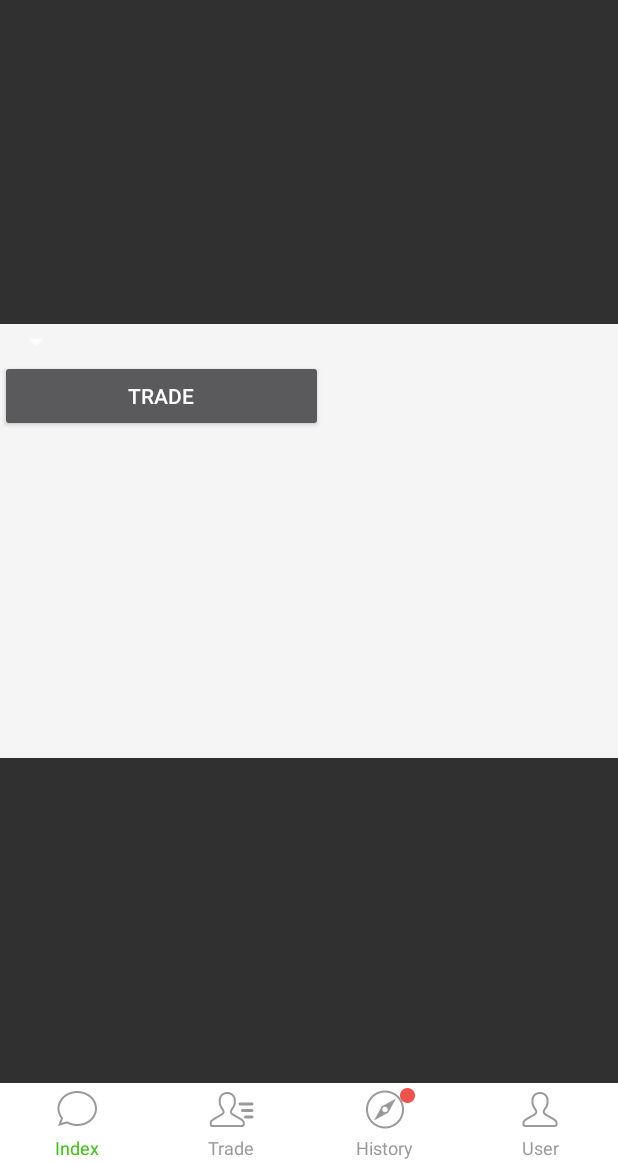
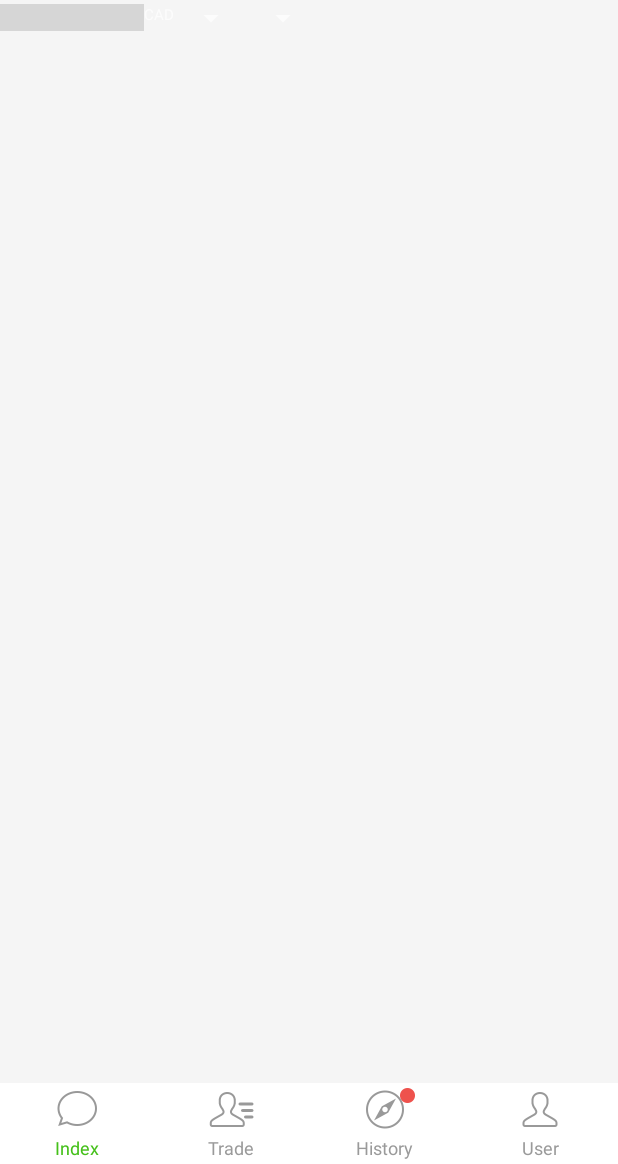
Before and after one commit to chesterbot01/FreeX, an Android app: the fragment FragTrade placed in its activity, on a phone screen of 412 x 824 dp, the part 72-1236 px from its top. Run offline under Robolectric (Android 15) with nearby library versions, the phone set to English and light mode, and no system bars; grey boxes are pictures that could not be loaded.

Commit message:
spinner with image is added

```diff
--- a/app/src/main/AndroidManifest.xml
+++ b/app/src/main/AndroidManifest.xml
@@ -1,7 +1,8 @@
 <?xml version="1.0" encoding="utf-8"?>
 <manifest xmlns:android="http://schemas.android.com/apk/res/android"
 package="io.github.chesterboy01.freex">
-
+    <uses-permission android:name="android.permission.INTERNET" />
+    <uses-permission android:name="android.permission.ACCESS_NETWORK_STATE" />
 <application
     android:allowBackup="true"
     android:icon="@mipmap/ic_launcher"
@@ -36,6 +37,5 @@ package="io.github.chesterboy01.freex">
         android:value="@integer/google_play_services_version" />
 
 </application>
-    <uses-permission android:name="android.permission.INTERNET" />
-    <uses-permission android:name="android.permission.ACCESS_NETWORK_STATE" />
+
 </manifest>
--- /dev/null
+++ b/app/src/main/java/io/github/chesterboy01/freex/Adapter/CustomSpinnerAdapter.java
@@ -0,0 +1,45 @@
+package io.github.chesterboy01.freex.Adapter;
+
+import android.content.Context;
+import android.view.LayoutInflater;
+import android.view.ViewGroup;
+import android.widget.ImageView;
+import android.widget.SimpleAdapter;
+import android.widget.TextView;
+import android.view.View;
+
+import java.util.List;
+import java.util.Map;
+
+import io.github.chesterboy01.freex.R;
+
+/**
+ * Created by Administrator on 11/6/2016.
+ */
+
+public class CustomSpinnerAdapter extends SimpleAdapter {
+
+    LayoutInflater mInflater;
+    private List<? extends Map<String, ?>> dataRecieved;
+
+    public CustomSpinnerAdapter(Context context, List<? extends Map<String, ?>> data,
+                                int resource, String[] from, int[] to) {
+        super(context, data, resource, from, to);
+        dataRecieved =data;
+        mInflater= LayoutInflater.from(context);
+    }
+
+    @SuppressWarnings("unchecked")
+    public View getView(int position, View convertView, ViewGroup parent) {
+        if (convertView == null) {
+            convertView = mInflater.inflate(R.layout.row,
+                    null);
+        }
+        //  HashMap<String, Object> data = (HashMap<String, Object>) getItem(position);
+        ((TextView) convertView.findViewById(R.id.weekofday))
+                .setText((String) dataRecieved.get(position).get("Name"));
+        ((ImageView) convertView.findViewById(R.id.spinner_icon))
+                .setBackgroundResource((Integer) dataRecieved.get(position).get("Icon"));
+        return convertView;
+    }
+}
--- a/app/src/main/java/io/github/chesterboy01/freex/Fragment/FragHistory.java
+++ b/app/src/main/java/io/github/chesterboy01/freex/Fragment/FragHistory.java
@@ -21,7 +21,7 @@ public class FragHistory extends Fragment {
 //部署ultra-pull 下拉刷新
 
     private OnFragmentInteractionListener mListener;
-
+    View v;
     @Override
     public void onCreate(Bundle savedInstanceState) {
         super.onCreate(savedInstanceState);
@@ -31,7 +31,12 @@ public class FragHistory extends Fragment {
     @Override
     public View onCreateView(LayoutInflater inflater, ViewGroup container,
                              Bundle savedInstanceState) {
-        View v = inflater.inflate(R.layout.frag_history,container,false);
+
+
+
+
+        if(v == null){
+            v = inflater.inflate(R.layout.frag_history,container,false);
             ListView list = (ListView) v.findViewById(R.id.lvContact);
             ArrayList<HashMap<String, Object>> mylist = new ArrayList<HashMap<String, Object>>();
             for(int i=0;i<30;i++)
@@ -58,6 +63,13 @@ public class FragHistory extends Fragment {
                     new int[] {R.id.intype,R.id.inamount, R.id.outtype, R.id.outamount, R.id.rate});
             //添加并且显示
             list.setAdapter(mSchedule);
+        }
+        else{
+            ViewGroup parent = (ViewGroup) v.getParent();
+            if (parent != null) {
+                parent.removeView(v);
+            }
+        }
         return v;
     }
 
--- a/app/src/main/java/io/github/chesterboy01/freex/Fragment/FragTrade.java
+++ b/app/src/main/java/io/github/chesterboy01/freex/Fragment/FragTrade.java
@@ -7,9 +7,15 @@ import android.os.Bundle;
 import android.view.LayoutInflater;
 import android.view.View;
 import android.view.ViewGroup;
-import android.widget.ArrayAdapter;
+import android.widget.ImageView;
 import android.widget.Spinner;
 
+import java.util.ArrayList;
+import java.util.HashMap;
+import java.util.List;
+import java.util.Map;
+
+import io.github.chesterboy01.freex.Adapter.CustomSpinnerAdapter;
 import io.github.chesterboy01.freex.R;
 
 
@@ -17,7 +23,25 @@ public class FragTrade extends Fragment {
 
 //自动要disable一个已选的币种
 
+    private static Integer[] imageIconDatabase =
+            {R.drawable.cadsymbol, R.drawable.rmbsymbol, R.drawable.usdsymbol};
 
+    private String[] imageNameDatabase = {"CAD", "RMB", "USD"};
+
+    List<Map<String, Object>> spinnerList = new ArrayList<>();
+    private void initializeImageList() {
+        // TODO Auto-generated method stub
+        for (int i = 0; i < imageNameDatabase.length; i++) {
+            Map<String, Object>  map = new HashMap<String, Object>();
+
+            map.put("Name", imageNameDatabase[i]);
+            map.put("Icon", imageIconDatabase[i]);
+            spinnerList.add(map);
+        }
+        ImageView imageView = new ImageView(getContext());
+        imageView.setBackgroundResource((Integer) spinnerList.get(0).get("Icon"));
+        spinnerList.get(0).get("Name");
+    }
 
     @Override
     public void onCreate(Bundle savedInstanceState) {
@@ -28,10 +52,14 @@ public class FragTrade extends Fragment {
     public View onCreateView(LayoutInflater inflater, ViewGroup container,
                              Bundle savedInstanceState) {
         View v = inflater.inflate(R.layout.frag_trade,container,false);
-        Spinner mySpinner = (Spinner) v.findViewById(R.id.spinner_intype);
-        ArrayAdapter<String> adapter = new ArrayAdapter<String>(this,
-                R.layout.row, R.id.weekofday, YourArrayHere);
-        mySpinner.setAdapter(adapter);
+        initializeImageList();
+        Spinner spin = (Spinner) v.findViewById(R.id.spinner_intype);
+        CustomSpinnerAdapter adapter = new CustomSpinnerAdapter(getContext(),
+                spinnerList, R.layout.row, new String[] { "Name",
+                "Icon" }, new int[] { R.id.weekofday,
+                R.id.spinner_icon });
+        spin.setAdapter(adapter);
+        //选完第一个后，enable第二个spinner，最好有textview显示选了哪个币种
         return v;
 
     }
--- a/app/src/main/res/layout/frag_trade.xml
+++ b/app/src/main/res/layout/frag_trade.xml
@@ -12,15 +12,26 @@
         <LinearLayout
             android:layout_gravity="center"
             android:layout_width="fill_parent"
-            android:layout_height="289dp"
+            android:layout_height="fill_parent"
             android:orientation="vertical"
             android:background="@color/windows_color">
-            <Spinner
-                android:id="@+id/spinner_intype"
-                android:layout_width="wrap_content"
-                android:layout_height="wrap_content"
-                />
-
+                <LinearLayout
+                    android:layout_gravity="center"
+                   android:layout_width="fill_parent"
+                   android:layout_height="fill_parent"
+                   android:orientation="horizontal"
+                   android:background="@color/windows_color">
+                    <Spinner
+                        android:id="@+id/spinner_intype"
+                        android:layout_width="wrap_content"
+                        android:layout_height="wrap_content"
+                    />
+                    <Spinner
+                         android:id="@+id/spinner_outtype"
+                         android:layout_width="wrap_content"
+                         android:layout_height="wrap_content"
+                    />
+            </LinearLayout>
             <Button
                 android:text="Trade"
                 android:layout_width="215dp"
--- a/app/src/main/res/layout/row.xml
+++ b/app/src/main/res/layout/row.xml
@@ -1,15 +1,16 @@
 <?xml version="1.0" encoding="utf-8"?>
 <LinearLayout xmlns:android="http://schemas.android.com/apk/res/android"
-    android:layout_width="fill_parent"
+    android:layout_width="wrap_content"
     android:layout_height="wrap_content"
     android:orientation="horizontal">
     <ImageView
-        android:id="@+id/icon"
+        android:id="@+id/spinner_icon"
         android:layout_width="match_parent"
         android:layout_height="18dp"
-        android:src="@drawable/rmbsymbol"/>
+        />
     <TextView
         android:id="@+id/weekofday"
         android:layout_width="wrap_content"
-        android:layout_height="wrap_content"/>
+        android:layout_height="wrap_content"
+        android:textSize="10sp"/>
 </LinearLayout>
```
Lines whose indentation alone changed are shown as unchanged.
